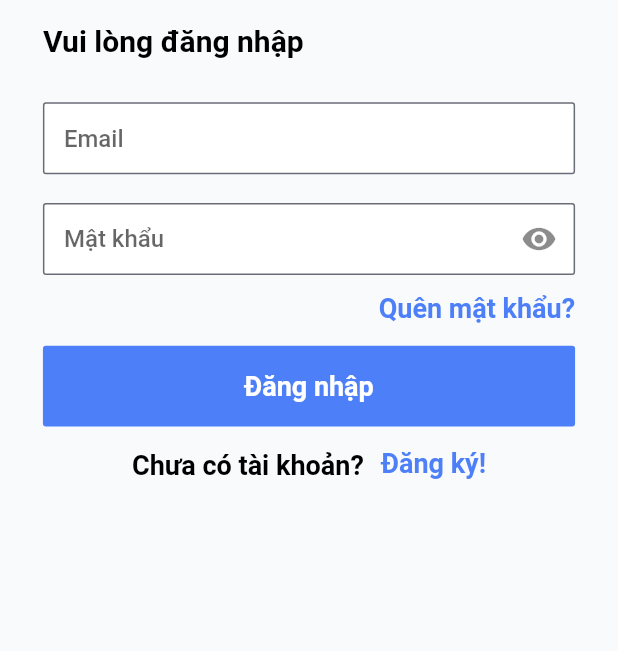
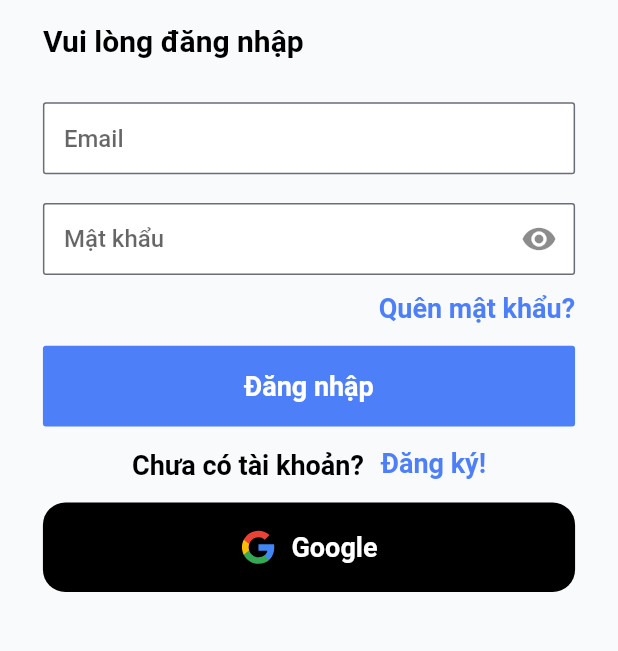
Before and after one commit to ssbdade/Chat-App-Firebase, a Flutter app: the screen it shows after launch, on a phone screen of 412 x 824 dp, the part 436-1087 px from its top. Run offline on Flutter 3.47's test engine with Material 2 defaults, Android fonts, the phone set to English and light mode, and no system bars; our stand-ins replace cloud_firestore, firebase_auth, firebase_core, flutter_screenutil, flutter_svg, get and 4 more; accounts and stored records are empty; Roboto replaces fonts that are missing (Sarabun); project files that could hold a hidden picture were left out.

Commit message:
login with google

```diff
--- a/lib/app/modules/login/views/login_view.dart
+++ b/lib/app/modules/login/views/login_view.dart
@@ -14,6 +14,7 @@ import '../controllers/login_controller.dart';
 
 class LoginView extends GetView<LoginController> {
   const LoginView({Key? key}) : super(key: key);
+
   @override
   Widget build(BuildContext context) {
     var theme = Theme.of(context);
@@ -24,9 +25,10 @@ class LoginView extends GetView<LoginController> {
           child: Column(
             crossAxisAlignment: CrossAxisAlignment.start,
             children: [
-              Stack (
+              Stack(
                 children: [
-                  Image.asset(AppImage.loginBg,
+                  Image.asset(
+                    AppImage.loginBg,
                     height: 188.h,
                   ),
                   Positioned(
@@ -65,7 +67,8 @@ class LoginView extends GetView<LoginController> {
                       maxLines: 1,
                       hintText: KeyConst.email.tr,
                       validator: (value) {
-                        return Validator().notEmpty(value) ?? Validator().email(value);
+                        return Validator().notEmpty(value) ??
+                            Validator().email(value);
                       },
                     ),
                     SizedBox(
@@ -79,12 +82,12 @@ class LoginView extends GetView<LoginController> {
                         maxLines: 1,
                         suffixIcon: GestureDetector(
                             onTap: () {
-                              controller.obscureText.value = !controller.obscureText.value;
+                              controller.obscureText.value =
+                                  !controller.obscureText.value;
                             },
                             child: controller.obscureText.value
-                                ? const Icon(Icons.visibility) :
-                                const Icon(Icons.visibility_off)
-                        ),
+                                ? const Icon(Icons.visibility)
+                                : const Icon(Icons.visibility_off)),
                         validator: (value) {
                           return Validator().notEmpty(value);
                         },
@@ -96,9 +99,7 @@ class LoginView extends GetView<LoginController> {
                     Align(
                       alignment: Alignment.topRight,
                       child: GestureDetector(
-                        onTap: () {
-
-                        },
+                        onTap: () {},
                         child: Text(
                           "${KeyConst.forgotPassword.tr}?",
                           style: theme.textTheme.headline3!.copyWith(
@@ -126,6 +127,38 @@ class LoginView extends GetView<LoginController> {
                       firstText: "${KeyConst.dontHaveAccount.tr}?",
                       secondText: "${KeyConst.signUp.tr}!",
                     ),
+                    SizedBox(
+                      height: 12.h,
+                    ),
+                    GestureDetector(
+                      onTap: () async {
+                        await controller.signInWithGoogle(context: context);
+                      },
+                      child: Container(
+                        height: 50.h,
+                        decoration: BoxDecoration(
+                          borderRadius: BorderRadius.circular(15),
+                          color: Colors.black,
+                        ),
+                        child: Row(
+                          mainAxisAlignment: MainAxisAlignment.center,
+                          crossAxisAlignment: CrossAxisAlignment.center,
+                          children: [
+                            SvgPicture.asset(AppImage.icGoogle),
+                            const SizedBox(
+                              width: 10,
+                            ),
+                            Text(
+                              "Google",
+                              style: theme.textTheme.headline3!.copyWith(
+                                fontWeight: FontWeight.w700,
+                                color: Colors.white,
+                              ),
+                            ),
+                          ],
+                        ),
+                      ),
+                    ),
                   ],
                 ),
               ),
```
